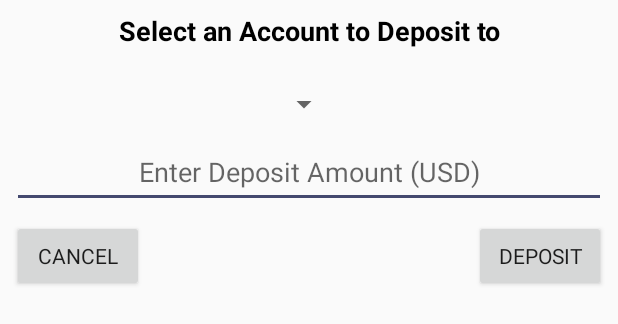
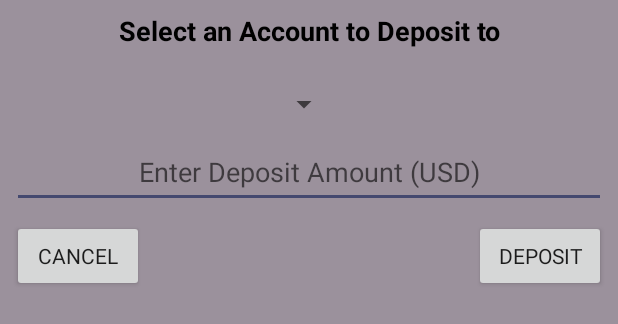
Before and after one commit to smithjrs22/Batman_Bank, an Android app: the layout deposit_dialog.xml on its own in the app's theme, with its tools: preview values and no code run, on a phone screen of 412 x 824 dp. Shown: the top 324 px of the screen. Run offline under Robolectric (Android 15) with nearby library versions, the phone set to English and light mode, and no system bars.

Commit message:
Add Deposit background color to light gray

```diff
--- a/app/src/main/res/layout/deposit_dialog.xml
+++ b/app/src/main/res/layout/deposit_dialog.xml
@@ -5,7 +5,8 @@
     android:layout_width="match_parent"
     android:layout_height="match_parent"
     android:layout_centerInParent="true"
-    android:orientation="vertical">
+    android:orientation="vertical"
+    android:background="#9b919c">
     <!-- Test using the theme above to see if it sets the title of the dialog: see line 272 of DrawerActivity -->
     <TextView
         android:id="@+id/txt_deposit_title"
```
